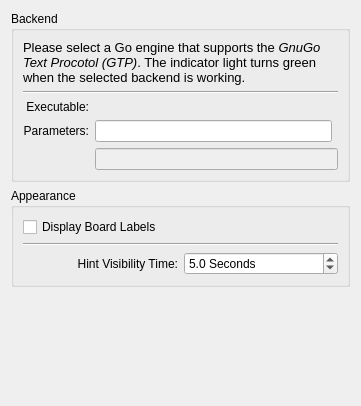
KDE/kigo, file src/gui/config/generalconfig.ui: the form before one commit.
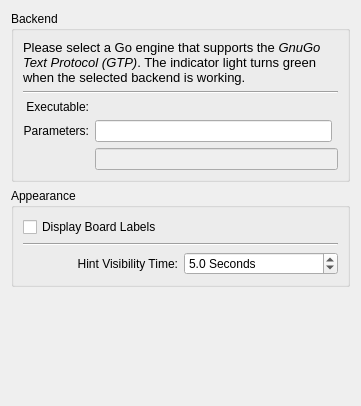
The form after the commit. Custom widgets are drawn as their Qt base class.

Commit message: Minor proof-reading changes: fixed a typo (procotol -> protocol), and eliminated space before punctuation.

```diff
--- a/src/gui/config/generalconfig.ui
+++ b/src/gui/config/generalconfig.ui
@@ -108,7 +108,7 @@
 &lt;html&gt;&lt;head&gt;&lt;meta name=&quot;qrichtext&quot; content=&quot;1&quot; /&gt;&lt;style type=&quot;text/css&quot;&gt;
 p, li { white-space: pre-wrap; }
 &lt;/style&gt;&lt;/head&gt;&lt;body style=&quot; font-family:'Sans Serif'; font-size:10pt; font-weight:400; font-style:normal;&quot;&gt;
-&lt;p style=&quot; margin-top:0px; margin-bottom:0px; margin-left:0px; margin-right:0px; -qt-block-indent:0; text-indent:0px;&quot;&gt;Please select a Go engine that supports the &lt;span style=&quot; font-style:italic;&quot;&gt;GnuGo Text Procotol (GTP)&lt;/span&gt;. The indicator light turns green when the selected backend is working.&lt;/p&gt;&lt;/body&gt;&lt;/html&gt;</string>
+&lt;p style=&quot; margin-top:0px; margin-bottom:0px; margin-left:0px; margin-right:0px; -qt-block-indent:0; text-indent:0px;&quot;&gt;Please select a Go engine that supports the &lt;span style=&quot; font-style:italic;&quot;&gt;GnuGo Text Protocol (GTP)&lt;/span&gt;. The indicator light turns green when the selected backend is working.&lt;/p&gt;&lt;/body&gt;&lt;/html&gt;</string>
         </property>
         <property name="wordWrap">
          <bool>true</bool>
```
The commit also changes 1 other file.
